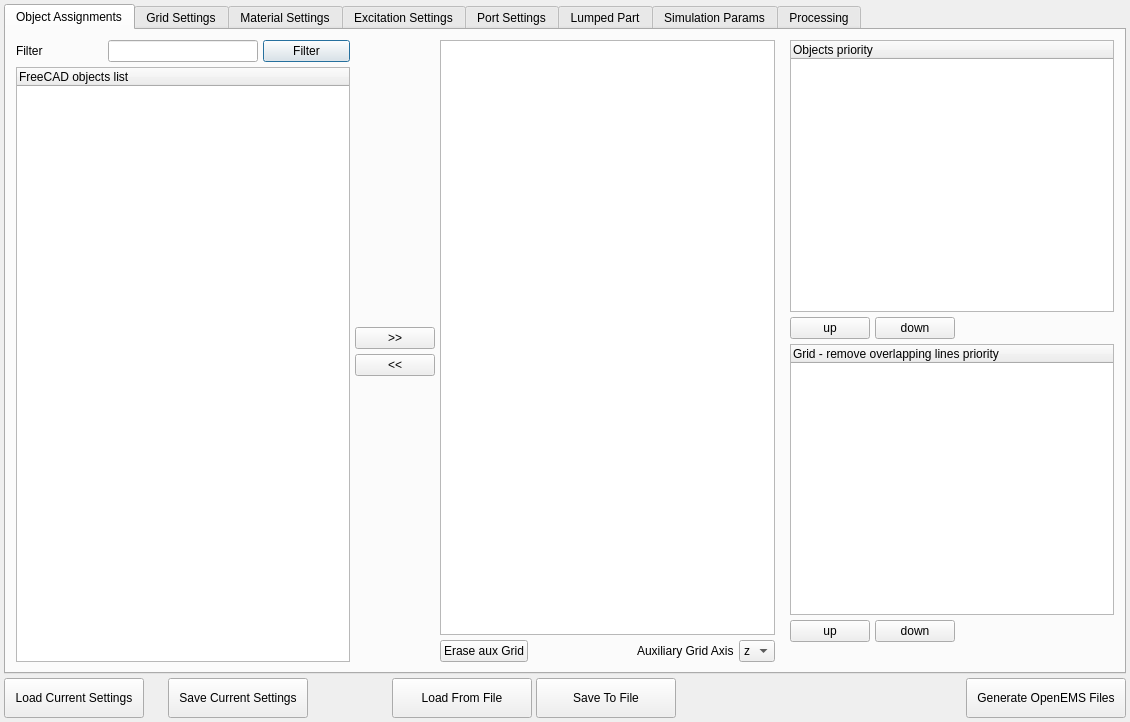
This is ui/dialog.ui in LubomirJagos/FreeCAD-OpenEMS-Export as Qt 5 draws it before an edit. The edited form follows.
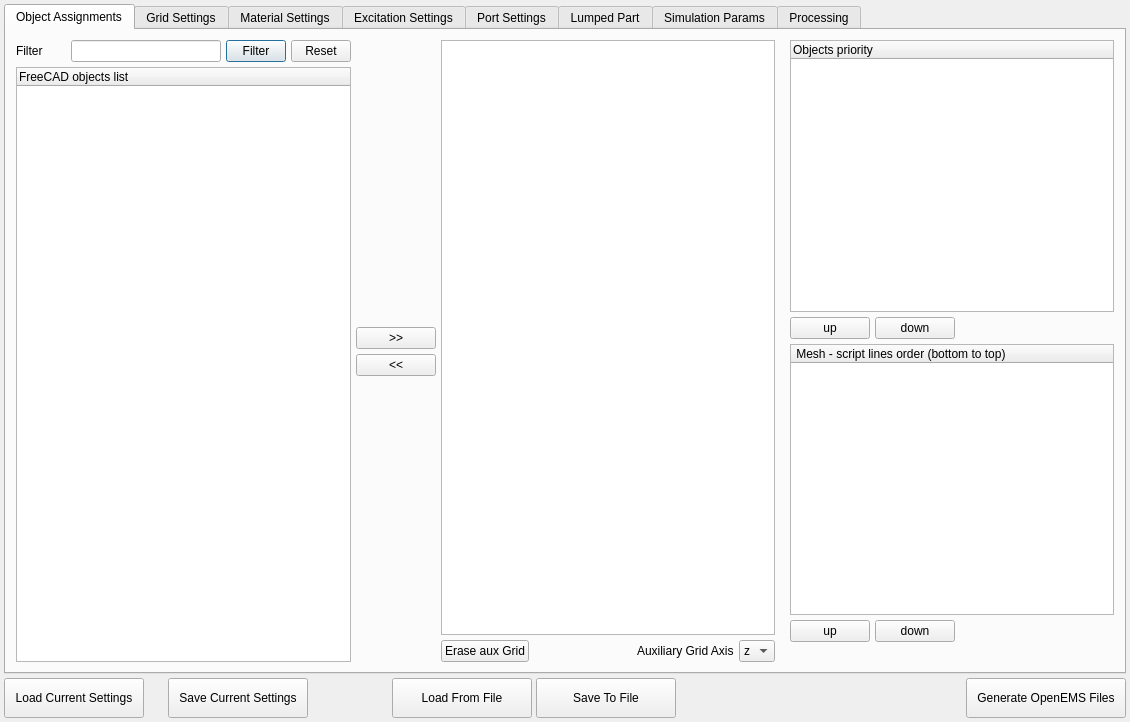
This is the edited form.

```diff
--- a/ui/dialog.ui
+++ b/ui/dialog.ui
@@ -170,11 +170,30 @@
                  </item>
                  <item>
                   <widget class="QPushButton" name="objectAssignmentFilterLeftButton">
+                   <property name="maximumSize">
+                    <size>
+                     <width>60</width>
+                     <height>16777215</height>
+                    </size>
+                   </property>
                    <property name="text">
                     <string>Filter</string>
                    </property>
                   </widget>
                  </item>
+                 <item>
+                  <widget class="QPushButton" name="objectAssignmentFilterResetLeftButton">
+                   <property name="maximumSize">
+                    <size>
+                     <width>60</width>
+                     <height>16777215</height>
+                    </size>
+                   </property>
+                   <property name="text">
+                    <string>Reset</string>
+                   </property>
+                  </widget>
+                 </item>
                 </layout>
                </item>
                <item>
@@ -418,7 +437,7 @@
                </attribute>
                <column>
                 <property name="text">
-                 <string notr="true">Grid - remove overlapping lines priority </string>
+                 <string notr="true"> Mesh - script lines order (bottom to top)</string>
                 </property>
                </column>
               </widget>
```
Left out of the diff: 268 changed lines with no effect on the pictures.
